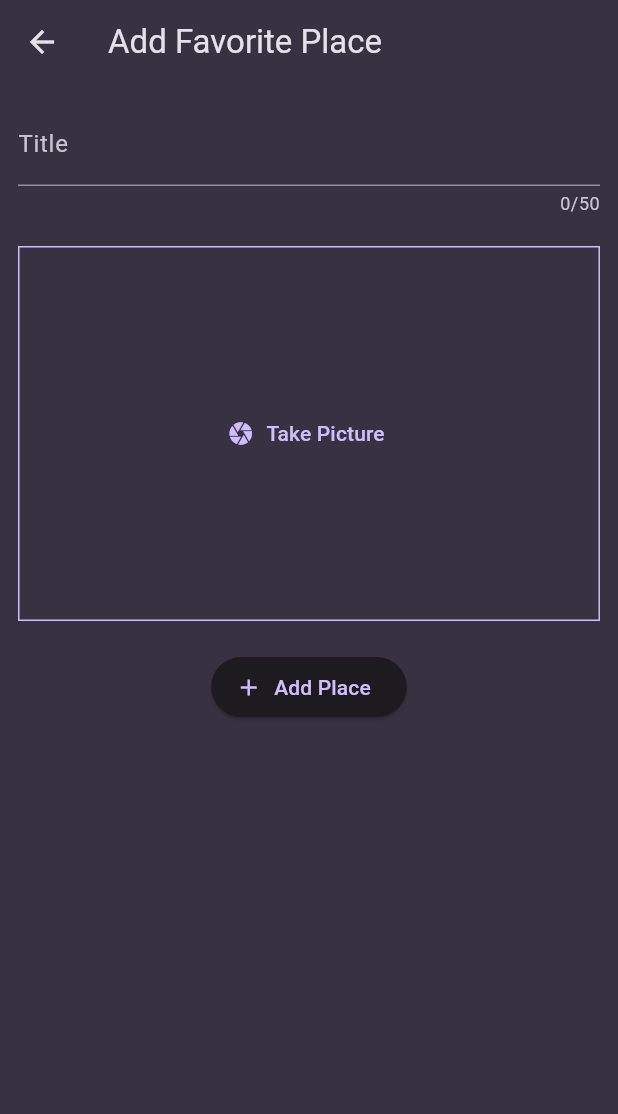
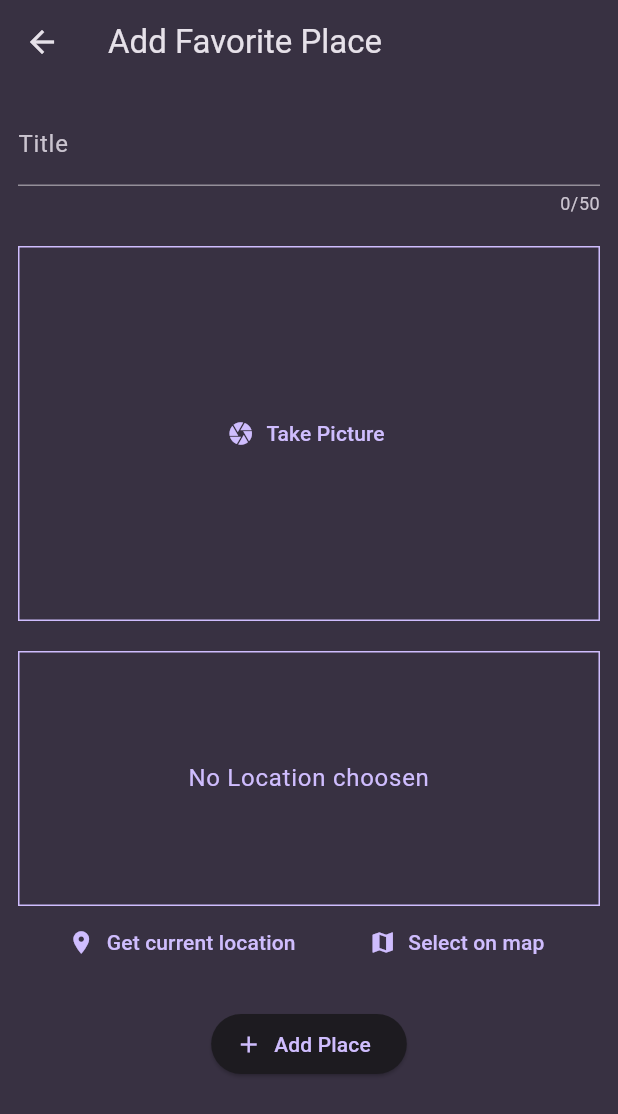
Before and after one commit to PankajChauhan1997/dabba_places, a Flutter app: the FavoritePalce screen opened directly, on a phone screen of 412 x 824 dp. Shown: the top 1114 px of the screen. Run offline on Flutter 3.47's test engine with Material 3 defaults, Android fonts, the light colour scheme and no system bars; our stand-ins replace flutter_riverpod, google_maps_flutter, image_picker, location.

Commit message:
added map with current location with map and button

```diff
--- a/lib/model/placeModel.dart
+++ b/lib/model/placeModel.dart
@@ -1,12 +1,32 @@
+import 'dart:io';
+
 import 'package:uuid/uuid.dart';
 
 final uuid=Uuid();
 
+class PlaceLocation{
+  const PlaceLocation({
+    required this.lattitude,
+    required this.longitude,
+    required this.address
+});
+
+  final double lattitude;
+  final double longitude;
+  final String address;
+}
+
+
 class Place{
   Place({
     required this.title,
+    required this.images,
+    required this.location,
+
 
   }):id = uuid.v4();
   final String id;
   final String title;
+  final File images;
+  final PlaceLocation location;
 }
--- a/lib/providers/user_places.dart
+++ b/lib/providers/user_places.dart
@@ -1,11 +1,13 @@
+import 'dart:io';
+
 import 'package:flutter_riverpod/flutter_riverpod.dart';
 import '../model/placeModel.dart';
 
 class UserPlacesNotifier extends StateNotifier<List<Place>> {
   UserPlacesNotifier() :super(const []);
 
-  void addPlace(String title) {
-    final newPlace = Place(title: title);
+  void addPlace(String title,File image,PlaceLocation location ) {
+    final newPlace = Place(title: title, images: image, location: location);
     state = [newPlace, ...state];
   }
 }
--- a/lib/screen/add_places.dart
+++ b/lib/screen/add_places.dart
@@ -1,11 +1,16 @@
+import 'dart:io';
+
+import 'package:dabba_favorite_place/model/placeModel.dart';
 import 'package:flutter/material.dart';
 import 'package:flutter_riverpod/flutter_riverpod.dart';
 import 'package:dabba_favorite_place/providers/user_places.dart';
 
 import '../widgets/image_input.dart';
+import '../widgets/location_input.dart';
 
 class FavoritePalce extends ConsumerStatefulWidget {
   const FavoritePalce({Key? key,}) : super(key: key);
+
 
   @override
   ConsumerState<FavoritePalce> createState() => _FavoritePalceState();
@@ -13,13 +18,15 @@ class FavoritePalce extends ConsumerStatefulWidget {
 
 class _FavoritePalceState extends ConsumerState<FavoritePalce> {
   final _titleController=TextEditingController();
+  File? selectedImage;
+  PlaceLocation? selectedLocation;
 
   void _saveplace(){
     final enteredTitle=_titleController.text;
-    if(enteredTitle.isEmpty){
+    if(enteredTitle.isEmpty||selectedImage==null||selectedLocation==null){
 return;
     }
-    ref.read(userPlacesProvider.notifier).addPlace(enteredTitle);
+    ref.read(userPlacesProvider.notifier).addPlace(enteredTitle,selectedImage!,selectedLocation!);
     Navigator.of(context).pop();
   }
   @override
@@ -45,7 +52,11 @@ return;
                  style:TextStyle(color:Theme.of(context).colorScheme.onSurface)
               ),
                   SizedBox(height:20),
-                  pickeImageInput(),
+                  pickeImageInput(onPickImage: (image) =>
+                  selectedImage=image
+                  ),
+                  SizedBox(height:20),
+                  LocationInput(onLocationSelection: (location)=>selectedLocation=location,),
                   SizedBox(height:20),
                   ElevatedButton.icon(onPressed:_saveplace,
                     label: Text("Add Place"),
--- a/lib/widgets/image_input.dart
+++ b/lib/widgets/image_input.dart
@@ -3,7 +3,9 @@ import 'package:flutter/material.dart';
 import 'package:image_picker/image_picker.dart';
 
 class pickeImageInput extends StatefulWidget {
-  const pickeImageInput({Key? key}) : super(key: key);
+  const pickeImageInput({super.key, required this.onPickImage});
+
+  final void Function(File image)onPickImage;
 
   @override
   State<pickeImageInput> createState() => _pickeImageInputState();
@@ -23,7 +25,7 @@ class _pickeImageInputState extends State<pickeImageInput> {
     setState((){
       selectedImage=File(pickedImage.path);
     });
-
+widget.onPickImage(selectedImage!);
   }
   @override
   Widget build(BuildContext context) {
--- /dev/null
+++ b/lib/widgets/location_input.dart
@@ -0,0 +1,127 @@
+import 'dart:convert';
+
+import 'package:dabba_favorite_place/model/placeModel.dart';
+import 'package:dabba_favorite_place/screen/map.dart';
+import 'package:flutter/material.dart';
+import 'package:google_maps_flutter/google_maps_flutter.dart';
+import 'package:location/location.dart';
+import 'package:http/http.dart'as http;
+
+class LocationInput extends StatefulWidget{
+  LocationInput({super.key,required this.onLocationSelection});
+
+
+  final void Function(PlaceLocation location)onLocationSelection;
+  @override
+  State<LocationInput>createState(){
+    return _LocationInputState();
+  }
+
+}
+class _LocationInputState extends State<LocationInput>{
+  PlaceLocation? pickedLocation;
+  var isGettingLocation=false;
+
+  String get locationImage{
+    if(pickedLocation==null){
+      return '';
+    }
+    final lat=pickedLocation?.lattitude??0.0;
+    final lon=pickedLocation?.longitude??0.0;
+    return 'https://maps.googleapis.com/maps/api/staticmap?center=$lat,$lon&zoom=16&size=600x300&maptype=roadmap&markers=color:red%7Clabel:P%7C$lat,$lon&key=AIzaSyDqVvu56D-1kFckJnigSNTANUZCyj4Bj0U';
+  }
+  void getCurrentLocation()async{
+    Location location = Location();
+
+    bool serviceEnabled;
+    PermissionStatus permissionGranted;
+    LocationData locationData;
+
+    serviceEnabled = await location.serviceEnabled();
+    if (!serviceEnabled) {
+      serviceEnabled = await location.requestService();
+      if (!serviceEnabled) {
+        return;
+      }
+    }
+
+    permissionGranted = await location.hasPermission();
+    if (permissionGranted == PermissionStatus.denied) {
+      permissionGranted = await location.requestPermission();
+      if (permissionGranted != PermissionStatus.granted) {
+        return;
+      }
+    }
+
+    setState(() {
+      isGettingLocation=true;
+    });
+    locationData = await location.getLocation();
+    final lat=locationData.latitude??0.0;
+    final lon=locationData.longitude??0.0;
+
+    if(lat==null ||lon==null){
+      return;
+    }
+    savePlace(lat,lon);
+    widget.onLocationSelection(pickedLocation!);
+  }
+Future<void> savePlace(double lat,double long)async{
+  final url=Uri.parse(
+      'https://maps.googleapis.com/maps/api/geocode/json?latlng=$lat,$long&key=AIzaSyDqVvu56D-1kFckJnigSNTANUZCyj4Bj0U');
+  final response=await http.get(url);
+  final resData=json.decode(response.body);
+  // final address=resData['results'][0]['formatted_address']??"No address found";
+  final address="No address found/Dont have api key";
+
+  print("$address");
+
+  setState(() {
+    pickedLocation=PlaceLocation(lattitude: lat, longitude: long, address: address);
+    isGettingLocation=false;
+  });
+}
+  void selectOnMap()async{
+    await Navigator.of(context).push<LatLng>(MaterialPageRoute(builder: (context)=>MapScreen()));
+    if(pickedLocation==null){
+      return;
+    }
+    savePlace(pickedLocation!.lattitude, pickedLocation!.longitude);
+  }
+  @override
+  Widget build(BuildContext context) {
+
+    Widget previewContent= Text('No Location choosen',
+      textAlign: TextAlign.center,
+      style:Theme.of(context).textTheme.bodyLarge!.copyWith(
+          color: Theme.of(context).colorScheme.primary),);
+    if(pickedLocation!=null){
+      previewContent=Image.network(
+        locationImage,
+        fit: BoxFit.cover,
+        width: double.infinity,
+        height: double.infinity,);
+    }
+    if(isGettingLocation==true){
+      previewContent=CircularProgressIndicator();
+    }
+   return Column(children: [
+     Container(height: 170,width: double.infinity,
+       decoration: BoxDecoration(border: Border.all(width:1,
+     color: Theme.of(context).colorScheme.primary.withValues())),
+       child:Center(
+         child: previewContent
+       ) ,),
+Row(mainAxisAlignment: MainAxisAlignment.spaceEvenly,
+  children: [
+  TextButton.icon(onPressed: getCurrentLocation, icon:Icon(Icons.location_on),
+    label: Text('Get current location'), ),
+  TextButton.icon(onPressed: (){
+
+  },
+    icon:Icon(Icons.map), label: Text('Select on map'), )
+],)
+   ],);
+  }
+
+}
--- a/pubspec.yaml
+++ b/pubspec.yaml
@@ -38,6 +38,8 @@ dependencies:
   uuid: ^4.5.1
   flutter_riverpod: ^2.6.1
   image_picker: ^1.1.2
+  location: ^8.0.0
+  google_maps_flutter: ^2.12.1
 
 dev_dependencies:
   flutter_test:
```
Also changed, not shown: lib/screen/map.dart (added, +57 -0 lines), lib/screen/places_Details.dart (+36 -1 lines), lib/widgets/places_list.dart (+6 -1 lines), 4 other files.
